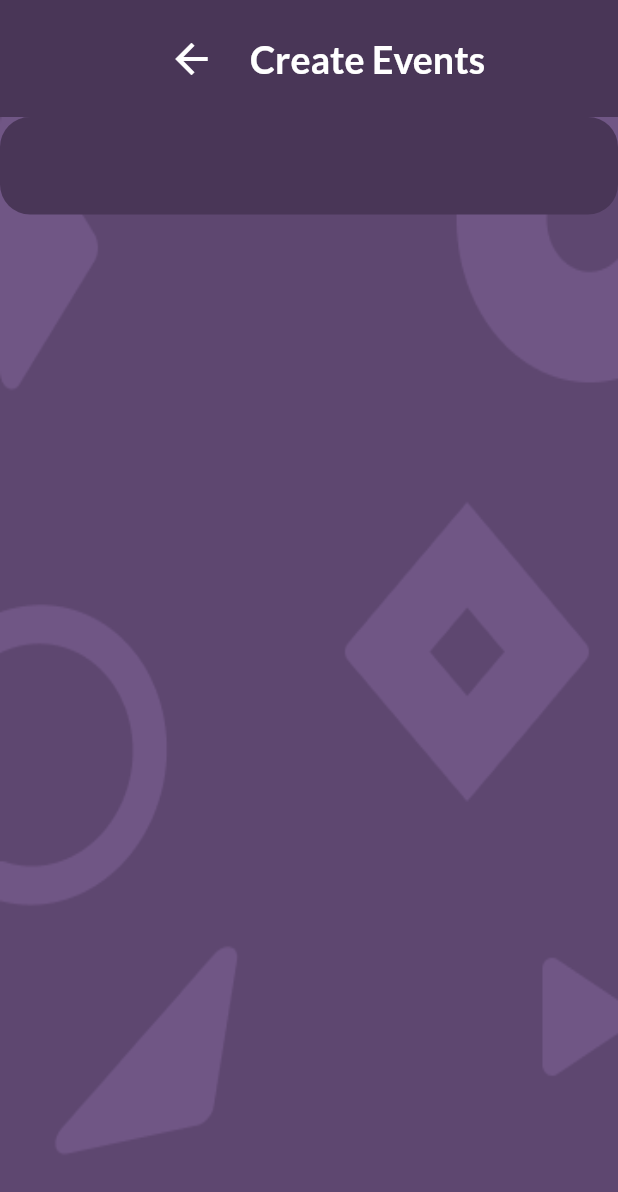
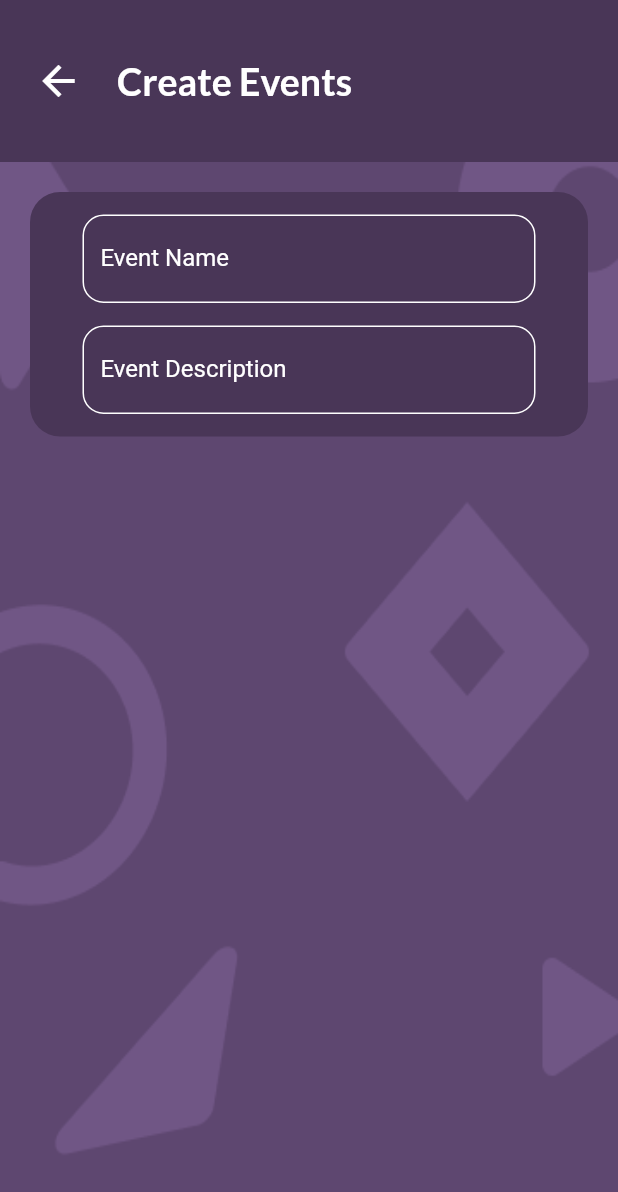
Before and after one commit to Uni-Maps/Uni-Maps, a Flutter app: the screen it shows after launch, on a phone screen of 412 x 824 dp. Shown: the top 1192 px of the screen. Run offline on Flutter 3.47's test engine with Material 2 defaults, Android fonts, the phone set to English and light mode, and no system bars; our stand-ins replace carousel_slider, cloud_firestore, firebase_auth, google_maps_flutter, location; missing offline and left inert: sign_button; accounts and stored records are empty.

Commit message:
More updates and improvements

```diff
--- a/lib/screens/create_events.dart
+++ b/lib/screens/create_events.dart
@@ -42,12 +42,12 @@ class _Create_EventsState extends State<Create_Events> {
             decoration: new BoxDecoration(
               color: Color(0xff493657),
             ),
-          child: Row(
-              mainAxisAlignment: MainAxisAlignment.center,
-              children: <Widget>[
-                Padding(
+            child: Row(children: <Widget>[
+              Align(
+                  alignment: Alignment.centerLeft,
+                  child: Padding(
                     // Change this to children, add another container
-                  padding: EdgeInsets.fromLTRB(15, 15, 15, 15),
+                    padding: EdgeInsets.fromLTRB(15, 30, 15, 30),
                     child: Container(
                       child: IconButton(
                         icon: Icon(Icons.arrow_back),
@@ -58,8 +58,10 @@ class _Create_EventsState extends State<Create_Events> {
                         color: Colors.white,
                       ),
                     ),
-                ),
-                RichText(
+                  )),
+              Align(
+                  alignment: Alignment.center,
+                  child: RichText(
                     text: TextSpan(children: [
                       TextSpan(
                           text: "Create Events",
@@ -68,13 +70,14 @@ class _Create_EventsState extends State<Create_Events> {
                               color: Colors.white,
                               fontSize: 25))
                     ]),
-                )
-              ]),
-        ),
+                  )),
+            ])),
 
         // Container that has all the input boxes
         Container(
-          padding: EdgeInsets.fromLTRB(15, 20, 15, 0),
+            padding: EdgeInsets.fromLTRB(20, 20, 20, 20),
+            child: Container(
+              padding: EdgeInsets.fromLTRB(0, 0, 0, 0),
               // Add padding and change colours
               decoration: new BoxDecoration(
                   color: Color(0xff493657),
@@ -84,11 +87,51 @@ class _Create_EventsState extends State<Create_Events> {
                       bottomRight: const Radius.circular(20.0),
                       topRight: const Radius.circular(20.0))),
               child: Padding(
-            padding: EdgeInsets.fromLTRB(15, 45, 15, 0),
-            child: Container(),
+                padding: EdgeInsets.fromLTRB(15, 15, 15, 0),
+                child: Column(
+                  children: <Widget>[
+                    // Event Name Input Box
+                    Padding(
+                        padding: EdgeInsets.fromLTRB(20, 0, 20, 15),
+                        child: TextFormField(
+                          style: TextStyle(color: Colors.white),
+                          decoration: InputDecoration(
+                              enabledBorder: new OutlineInputBorder(
+                                borderSide: new BorderSide(color: Colors.white),
+                                borderRadius: BorderRadius.circular(14),
                               ),
-        )
-        // Uni-Maps Title
+                              focusedBorder: OutlineInputBorder(
+                                borderSide: BorderSide(color: Colors.white),
+                                borderRadius: BorderRadius.circular(14),
+                              ),
+                              labelText: 'Event Name',
+                              labelStyle: TextStyle(color: Colors.white)),
+                        )),
+
+                    // Event description
+                    Padding(
+                        padding: EdgeInsets.fromLTRB(20, 0, 20, 15),
+                        child: TextFormField(
+                          style: TextStyle(color: Colors.white),
+                          decoration: InputDecoration(
+                              enabledBorder: new OutlineInputBorder(
+                                borderSide: new BorderSide(color: Colors.white),
+                                borderRadius: BorderRadius.circular(14),
+                              ),
+                              focusedBorder: OutlineInputBorder(
+                                borderSide: BorderSide(color: Colors.white),
+                                borderRadius: BorderRadius.circular(14),
+                              ),
+                              labelText: 'Event Description',
+                              labelStyle: TextStyle(color: Colors.white)),
+                        ))
+                    // Date
+                    // Location Drop Down
+                    // Category Drop Down
+                  ],
+                ),
+              ),
+            ))
       ]))
     ]))));
   }
```
Lines whose indentation alone changed are shown as unchanged.
